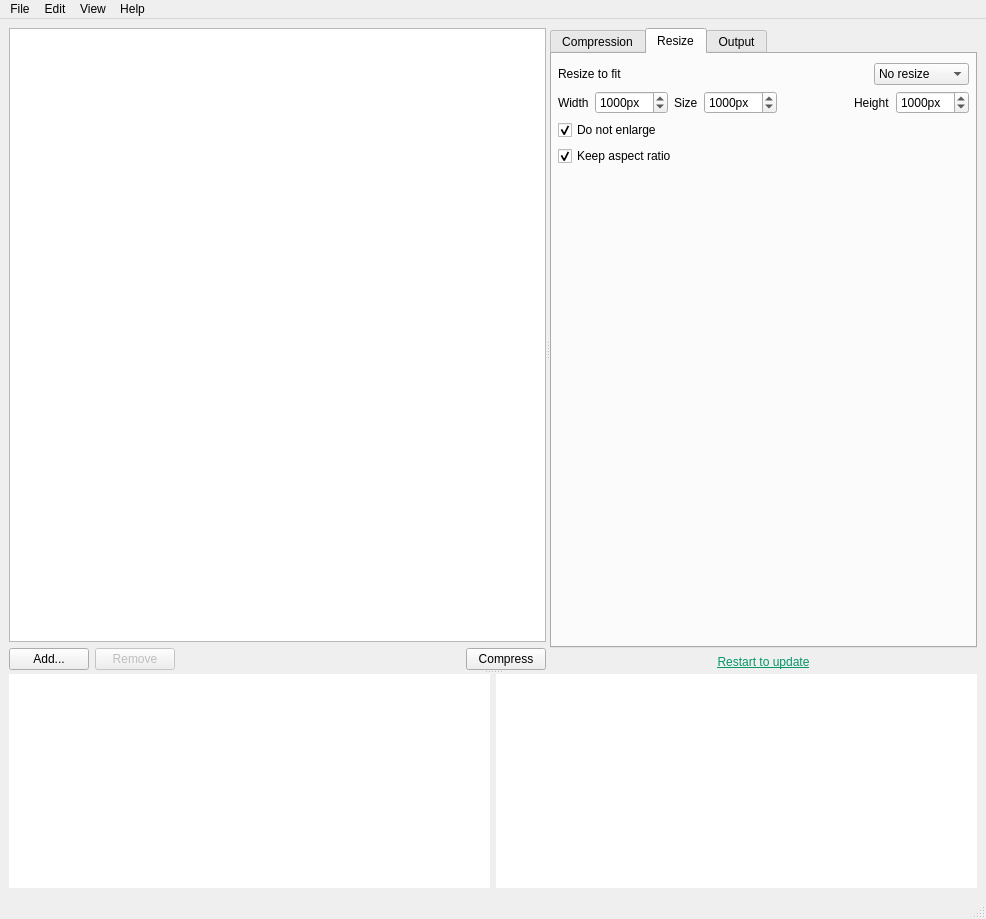
Old version of the form views/MainWindow.ui in the repository Lymphatus/caesium-image-compressor.
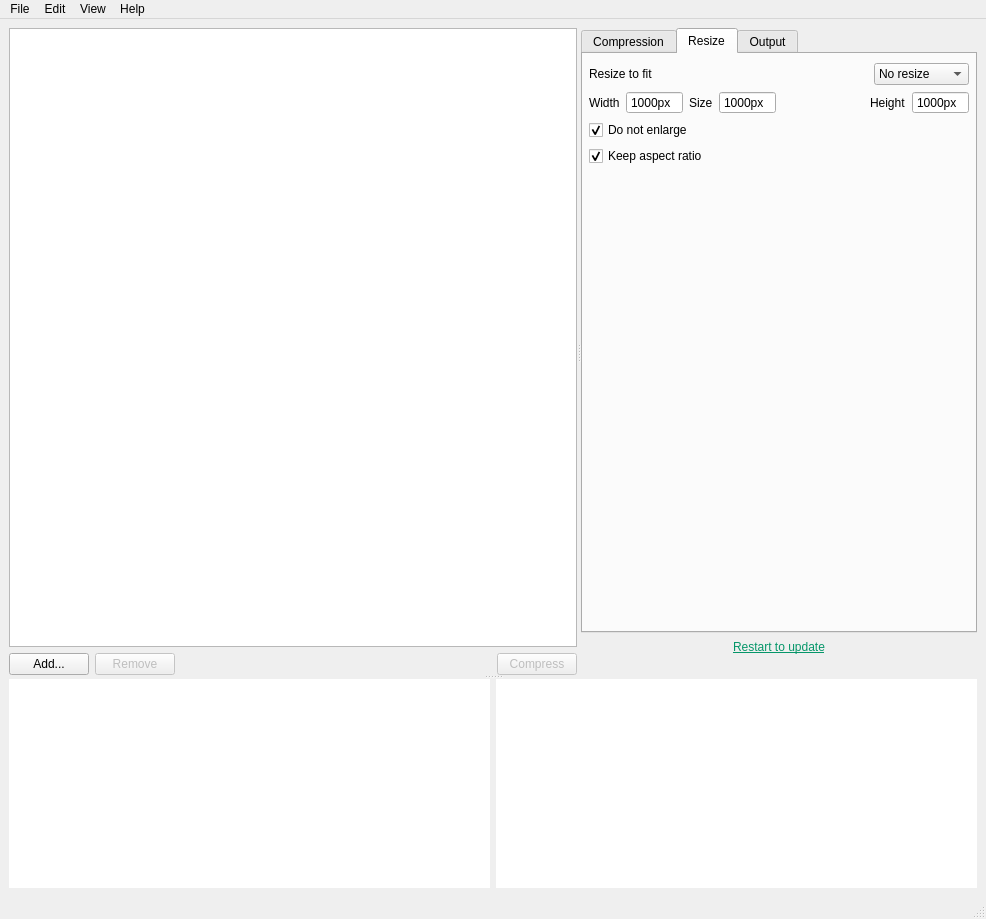
New version of the form. The open tabs and pages were chosen to show the change. Custom widgets are drawn as their Qt base class.

What changed in the file:
```diff
--- a/views/MainWindow.ui
+++ b/views/MainWindow.ui
@@ -124,6 +124,9 @@
            </item>
            <item>
             <widget class="QPushButton" name="compress_Button">
+             <property name="enabled">
+              <bool>false</bool>
+             </property>
              <property name="text">
               <string>Compress</string>
              </property>
@@ -471,6 +474,21 @@
                       <verstretch>0</verstretch>
                      </sizepolicy>
                     </property>
+                    <property name="minimumSize">
+                     <size>
+                      <width>50</width>
+                      <height>0</height>
+                     </size>
+                    </property>
+                    <property name="buttonSymbols">
+                     <enum>QAbstractSpinBox::NoButtons</enum>
+                    </property>
+                    <property name="accelerated">
+                     <bool>false</bool>
+                    </property>
+                    <property name="showGroupSeparator" stdset="0">
+                     <bool>false</bool>
+                    </property>
                     <property name="suffix">
                      <string>px</string>
                     </property>
@@ -500,6 +518,21 @@
                       <verstretch>0</verstretch>
                      </sizepolicy>
                     </property>
+                    <property name="minimumSize">
+                     <size>
+                      <width>50</width>
+                      <height>0</height>
+                     </size>
+                    </property>
+                    <property name="buttonSymbols">
+                     <enum>QAbstractSpinBox::NoButtons</enum>
+                    </property>
+                    <property name="accelerated">
+                     <bool>false</bool>
+                    </property>
+                    <property name="showGroupSeparator" stdset="0">
+                     <bool>false</bool>
+                    </property>
                     <property name="suffix">
                      <string>px</string>
                     </property>
@@ -542,6 +575,21 @@
                       <verstretch>0</verstretch>
                      </sizepolicy>
                     </property>
+                    <property name="minimumSize">
+                     <size>
+                      <width>50</width>
+                      <height>0</height>
+                     </size>
+                    </property>
+                    <property name="buttonSymbols">
+                     <enum>QAbstractSpinBox::NoButtons</enum>
+                    </property>
+                    <property name="accelerated">
+                     <bool>false</bool>
+                    </property>
+                    <property name="showGroupSeparator" stdset="0">
+                     <bool>false</bool>
+                    </property>
                     <property name="suffix">
                      <string>px</string>
                     </property>
@@ -748,12 +796,6 @@
          </item>
          <item>
           <widget class="QPushButton" name="updateAvailable_Button">
-           <property name="sizePolicy">
-            <sizepolicy hsizetype="Minimum" vsizetype="Fixed">
-             <horstretch>0</horstretch>
-             <verstretch>0</verstretch>
-            </sizepolicy>
-           </property>
            <property name="cursor">
             <cursorShape>PointingHandCursor</cursorShape>
            </property>
@@ -776,6 +818,16 @@
            </property>
           </widget>
          </item>
+         <item>
+          <widget class="QLabel" name="version_Label">
+           <property name="enabled">
+            <bool>false</bool>
+           </property>
+           <property name="text">
+            <string/>
+           </property>
+          </widget>
+         </item>
         </layout>
        </widget>
       </widget>
```
Left out of the diff: 39 changed lines with no effect on the pictures.
